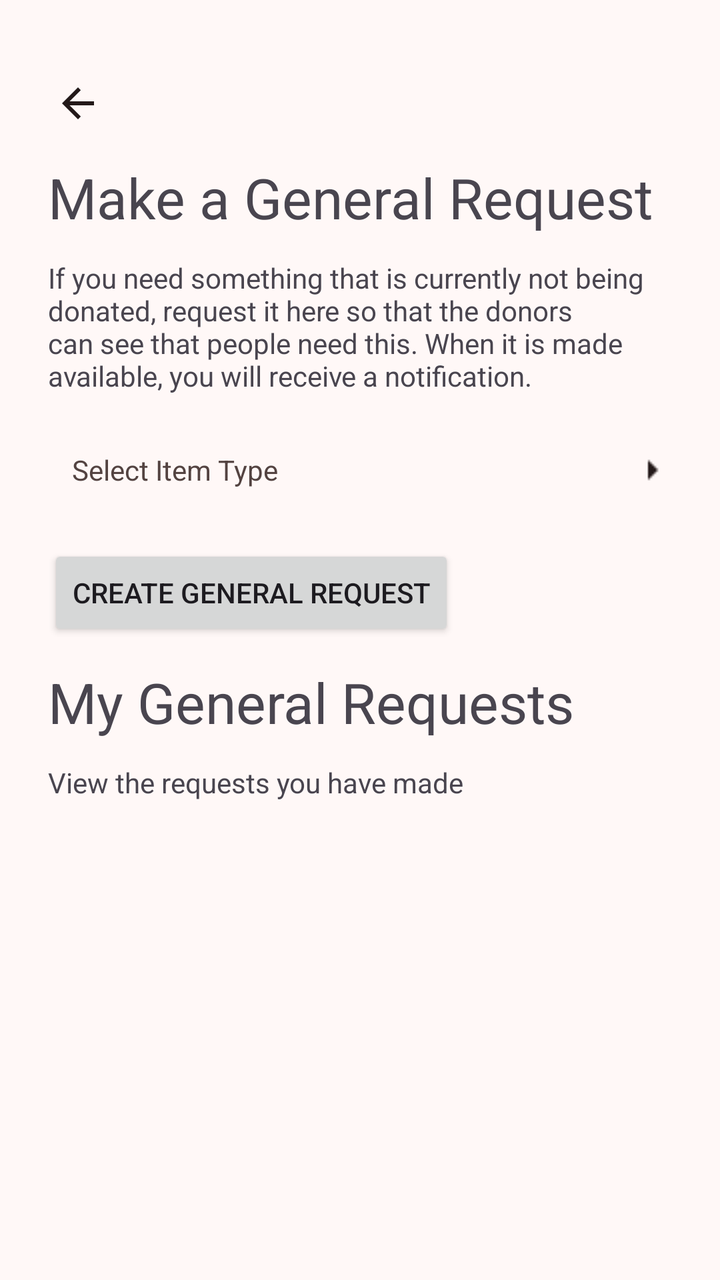
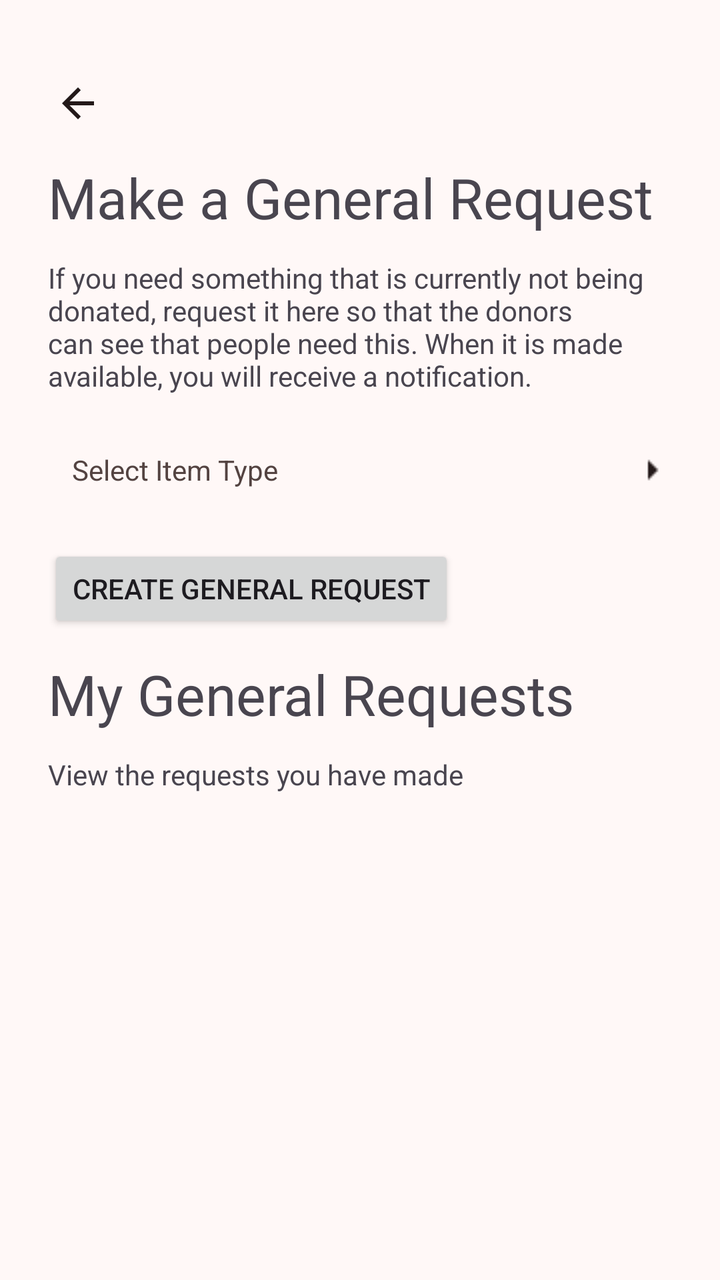

The first picture is an Android layout as it rendered before a commit; the second is the same layout after the commit. The layout source and the unified diff follow.
<!-- AndroidManifest.xml: application theme Theme.LendAHand -->
<!-- res/layout/activity_make_gen_request.xml -->
<?xml version="1.0" encoding="utf-8"?>
<androidx.constraintlayout.widget.ConstraintLayout xmlns:android="http://schemas.android.com/apk/res/android"
    xmlns:app="http://schemas.android.com/apk/res-auto"
    xmlns:tools="http://schemas.android.com/tools"
    android:id="@+id/main"
    android:layout_width="match_parent"
    android:layout_height="match_parent"
    tools:context=".makeGenRequest">

    <TextView
        android:id="@+id/makeGeneralRequestHeader"
        android:layout_width="wrap_content"
        android:layout_height="wrap_content"
        android:layout_marginStart="24dp"
        android:layout_marginTop="80dp"
        android:text="@string/make_general_request"
        android:textSize="28sp"
        app:layout_constraintStart_toStartOf="parent"
        app:layout_constraintTop_toTopOf="parent" />

    <ImageButton
        android:id="@+id/imageButton5"
        android:layout_width="30dp"
        android:layout_height="31dp"
        android:layout_marginStart="24dp"
        android:layout_marginTop="36dp"
        style="@style/icon"
        android:onClick="backOnClick"
        android:contentDescription="@string/back_button"
        app:layout_constraintStart_toStartOf="parent"
        app:layout_constraintTop_toTopOf="parent"
        app:srcCompat="?attr/actionModeCloseDrawable" />

    <TextView
        android:id="@+id/makeGenRequestBio"
        android:layout_width="match_parent"
        android:layout_height="wrap_content"
        android:layout_marginTop="12dp"
        android:layout_marginStart="24dp"
        android:layout_marginEnd="24dp"
        android:text="@string/make_gen_request_bio"
        app:layout_constraintEnd_toEndOf="parent"
        app:layout_constraintStart_toStartOf="parent"
        app:layout_constraintTop_toBottomOf="@+id/makeGeneralRequestHeader" />

    <TextView
        android:id="@+id/itemTypeText"
        android:layout_width="match_parent"
        android:layout_height="wrap_content"
        android:layout_marginTop="12dp"
        android:onClick="selectItemOnClick"
        android:paddingStart="36dp"
        android:paddingTop="16dp"
        android:paddingBottom="16dp"
        android:text="@string/select_item_type"
        android:textColor="@color/md_theme_onSurfaceVariant"
        app:layout_constraintTop_toBottomOf="@+id/makeGenRequestBio"
        tools:ignore="RtlSymmetry" />


    <Button
        android:id="@+id/createGenRequestButton"
        android:layout_width="wrap_content"
        android:layout_height="wrap_content"
        android:text="@string/create_general_request"
        android:layout_marginStart="24dp"
        android:layout_marginTop="12dp"
        app:layout_constraintStart_toStartOf="parent"
        app:layout_constraintTop_toBottomOf="@+id/itemTypeText" />

    <ImageButton
        android:id="@+id/selectItemButton"
        android:layout_width="20dp"
        android:layout_height="20dp"
        style="@style/icon"
        android:onClick="selectItemOnClick"
        android:src="@drawable/arrowleft"
        app:layout_constraintBottom_toBottomOf="@+id/itemTypeText"
        app:layout_constraintEnd_toEndOf="@+id/makeGenRequestBio"
        app:layout_constraintTop_toTopOf="@+id/itemTypeText" />


    <TextView
        android:id="@+id/myGenRequestsHeader"
        android:layout_width="wrap_content"
        android:layout_height="wrap_content"
        android:layout_marginStart="24dp"
        android:layout_marginTop="12dp"
        android:text="@string/my_general_requests"
        android:textSize="28sp"
        app:layout_constraintStart_toStartOf="parent"
        app:layout_constraintTop_toBottomOf="@+id/createGenRequestButton" />

    <TextView
        android:id="@+id/myGenRequestsBio"
        android:layout_width="wrap_content"
        android:layout_height="wrap_content"
        android:layout_marginStart="24dp"
        android:layout_marginTop="12dp"
        android:text="@string/gen_requests_bio"
        app:layout_constraintStart_toStartOf="parent"
        app:layout_constraintTop_toBottomOf="@+id/myGenRequestsHeader" />

    <androidx.recyclerview.widget.RecyclerView
        android:id="@+id/recyclerViewOnMakeGenRequest"
        android:layout_width="360dp"
        android:layout_height="300dp"
        android:layout_marginTop="12dp"
        app:layout_constraintEnd_toEndOf="parent"
        app:layout_constraintStart_toStartOf="parent"
        app:layout_constraintTop_toBottomOf="@+id/myGenRequestsBio" />


</androidx.constraintlayout.widget.ConstraintLayout>
<!-- resources referenced by this layout -->
<resources>
  <color name="md_theme_onSurfaceVariant">#534341</color>
  <string name="back_button">back button</string>
  <string name="create_general_request">Create General Request</string>
  <string name="gen_requests_bio">View the requests you have made</string>
  <string name="make_gen_request_bio">If you need something that is currently not being donated, request it here so that the donors can see that people need this. When it is made available, you will receive a notification.</string>
  <string name="make_general_request">Make a General Request</string>
  <string name="my_general_requests">My General Requests</string>
  <string name="select_item_type">Select Item Type</string>
  <style name="icon">
          <item name="tint">?attr/colorOnSurface</item>
          <item name="android:background">@android:color/transparent</item>
      </style>
  <style name="Theme.LendAHand" parent="AppTheme">
      
      <item name="android:navigationBarColor">@android:color/transparent</item>
      <item name="android:statusBarColor">@android:color/transparent</item>
      <item name="android:windowLightStatusBar">?attr/isLightTheme</item>
    </style>
  <style name="ChipTheme" parent="Widget.Material3.Chip.Assist">
          <item name="chipBackgroundColor">@color/chip_color</item>
  
      </style>
  <color name="md_theme_primary">#613935</color>
  <color name="md_theme_onPrimary">#FFFFFF</color>
  <color name="md_theme_primaryContainer">#FFDAD6</color>
  <color name="md_theme_onPrimaryContainer">#754944</color>
  <color name="md_theme_secondary">#904A42</color>
  <color name="md_theme_onSecondary">#FFFFFF</color>
  <color name="md_theme_secondaryContainer">#FFDAD5</color>
  <color name="md_theme_onSecondaryContainer">#73342C</color>
  <color name="md_theme_tertiary">#8E4D2E</color>
  <color name="md_theme_onTertiary">#FFFFFF</color>
  <color name="md_theme_tertiaryContainer">#FFDBCC</color>
  <color name="md_theme_onTertiaryContainer">#713619</color>
  <color name="md_theme_error">#8F4C37</color>
  <color name="md_theme_onError">#FFFFFF</color>
  <color name="md_theme_errorContainer">#FFDBD1</color>
  <color name="md_theme_onErrorContainer">#723522</color>
  <color name="md_theme_background">#FFF8F7</color>
  <color name="md_theme_onBackground">#231918</color>
  <color name="md_theme_surface">#FFF8F7</color>
  <color name="md_theme_onSurface">#231919</color>
  <color name="md_theme_surfaceVariant">#F5DDDA</color>
  <color name="md_theme_outline">#857371</color>
  <color name="md_theme_outlineVariant">#D8C2BF</color>
  <color name="md_theme_inverseSurface">#382E2D</color>
  <color name="md_theme_inverseOnSurface">#FFEDEB</color>
  <color name="md_theme_inversePrimary">#FFB4AB</color>
  <color name="md_theme_primaryFixed">#FFDAD6</color>
  <color name="md_theme_onPrimaryFixed">#3B0907</color>
  <color name="md_theme_primaryFixedDim">#FFB4AB</color>
  <color name="md_theme_onPrimaryFixedVariant">#73332D</color>
  <color name="md_theme_secondaryFixed">#FFDAD5</color>
  <color name="md_theme_onSecondaryFixed">#3B0906</color>
  <color name="md_theme_secondaryFixedDim">#FFB4AA</color>
  <color name="md_theme_onSecondaryFixedVariant">#73342C</color>
  <color name="md_theme_tertiaryFixed">#FFDBCC</color>
  <color name="md_theme_onTertiaryFixed">#351000</color>
  <color name="md_theme_tertiaryFixedDim">#FFB695</color>
  <color name="md_theme_onTertiaryFixedVariant">#713619</color>
  <color name="md_theme_surfaceDim">#E8D6D5</color>
  <color name="md_theme_surfaceBright">#FFF8F7</color>
  <color name="md_theme_surfaceContainerLowest">#FFFFFF</color>
  <color name="md_theme_surfaceContainerLow">#FFF0EF</color>
  <color name="md_theme_surfaceContainer">#FCEAE8</color>
  <color name="md_theme_surfaceContainerHigh">#F6E4E3</color>
  <color name="md_theme_surfaceContainerHighest">#F0DEDD</color>
  <!-- unchanged entries left out for length: 2 -->
</resources>

<!-- the commit's change to res/layout/activity_make_gen_request.xml (unified diff, before → after) -->
@@ -61,7 +61,7 @@
     <Button
         android:id="@+id/createGenRequestButton"
         android:layout_width="wrap_content"
-        android:layout_height="wrap_content"
+        android:layout_height="44dp"
         android:text="@string/create_general_request"
         android:layout_marginStart="24dp"
         android:layout_marginTop="12dp"
@@ -103,12 +103,13 @@
 
     <androidx.recyclerview.widget.RecyclerView
         android:id="@+id/recyclerViewOnMakeGenRequest"
-        android:layout_width="360dp"
-        android:layout_height="300dp"
+        android:layout_width="0dp"
+        android:layout_height="0dp"
         android:layout_marginTop="12dp"
         app:layout_constraintEnd_toEndOf="parent"
         app:layout_constraintStart_toStartOf="parent"
-        app:layout_constraintTop_toBottomOf="@+id/myGenRequestsBio" />
+        app:layout_constraintTop_toBottomOf="@+id/myGenRequestsBio"
+        app:layout_constraintBottom_toBottomOf="parent"/>
 
 
 </androidx.constraintlayout.widget.ConstraintLayout>
